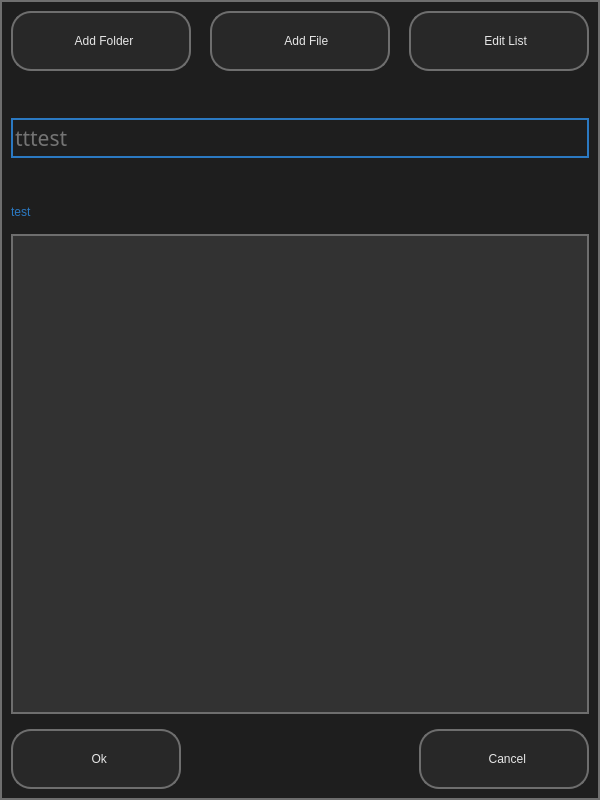
Qt form ui/ui_01_add_item.ui (il721/EasyBack) before a commit.
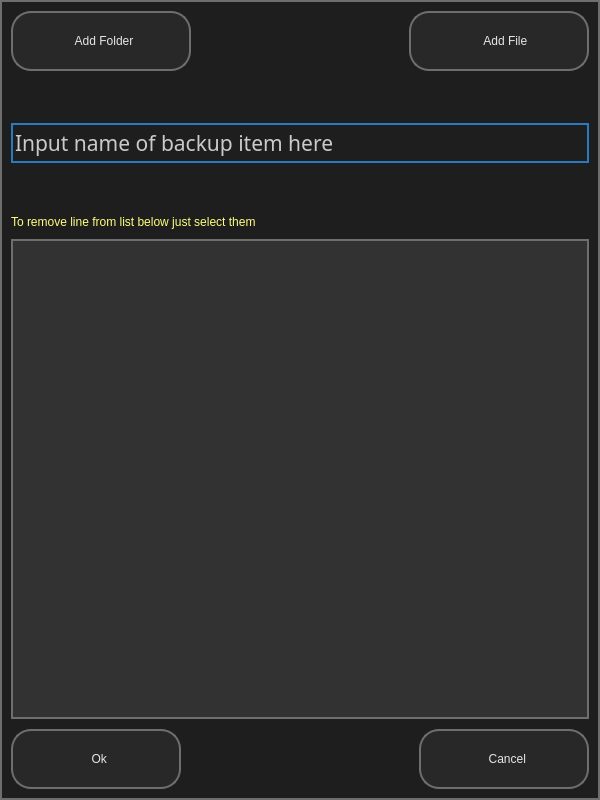
The same form after that commit. Icons and pictures are not drawn.

Commit message: Add "remove line" in listWidget

The edit to the form file:
```diff
--- a/ui/ui_01_add_item.ui
+++ b/ui/ui_01_add_item.ui
@@ -57,7 +57,7 @@
   </property>
   <layout class="QVBoxLayout" name="verticalLayout">
    <property name="spacing">
-    <number>15</number>
+    <number>10</number>
    </property>
    <item>
     <layout class="QHBoxLayout" name="horizontalLayout_2">
@@ -132,48 +132,6 @@
        </property>
       </widget>
      </item>
-     <item>
-      <spacer name="horizontalSpacer_3">
-       <property name="orientation">
-        <enum>Qt::Horizontal</enum>
-       </property>
-       <property name="sizeHint" stdset="0">
-        <size>
-         <width>40</width>
-         <height>20</height>
-        </size>
-       </property>
-      </spacer>
-     </item>
-     <item>
-      <widget class="QPushButton" name="edit_list">
-       <property name="sizePolicy">
-        <sizepolicy hsizetype="Preferred" vsizetype="Preferred">
-         <horstretch>0</horstretch>
-         <verstretch>0</verstretch>
-        </sizepolicy>
-       </property>
-       <property name="minimumSize">
-        <size>
-         <width>180</width>
-         <height>60</height>
-        </size>
-       </property>
-       <property name="text">
-        <string>    Edit List</string>
-       </property>
-       <property name="icon">
-        <iconset resource="dop_win_rc.qrc">
-         <normaloff>:/icon/icons/GREY/edit_list.svg</normaloff>:/icon/icons/GREY/edit_list.svg</iconset>
-       </property>
-       <property name="iconSize">
-        <size>
-         <width>35</width>
-         <height>35</height>
-        </size>
-       </property>
-      </widget>
-     </item>
     </layout>
    </item>
    <item>
@@ -217,7 +175,7 @@
 </string>
      </property>
      <property name="text">
-      <string/>
+      <string>Input name of backup item here</string>
      </property>
      <property name="placeholderText">
       <string>tttest</string>
@@ -240,11 +198,11 @@
    <item>
     <widget class="QLabel" name="info">
      <property name="styleSheet">
-      <string notr="true">color: #2B79C2;
+      <string notr="true">color: rgb(255, 255, 127);
 border: no</string>
      </property>
      <property name="text">
-      <string>test</string>
+      <string>To remove line from list below just select them</string>
      </property>
     </widget>
    </item>
```
The commit also changes 6 other files.
